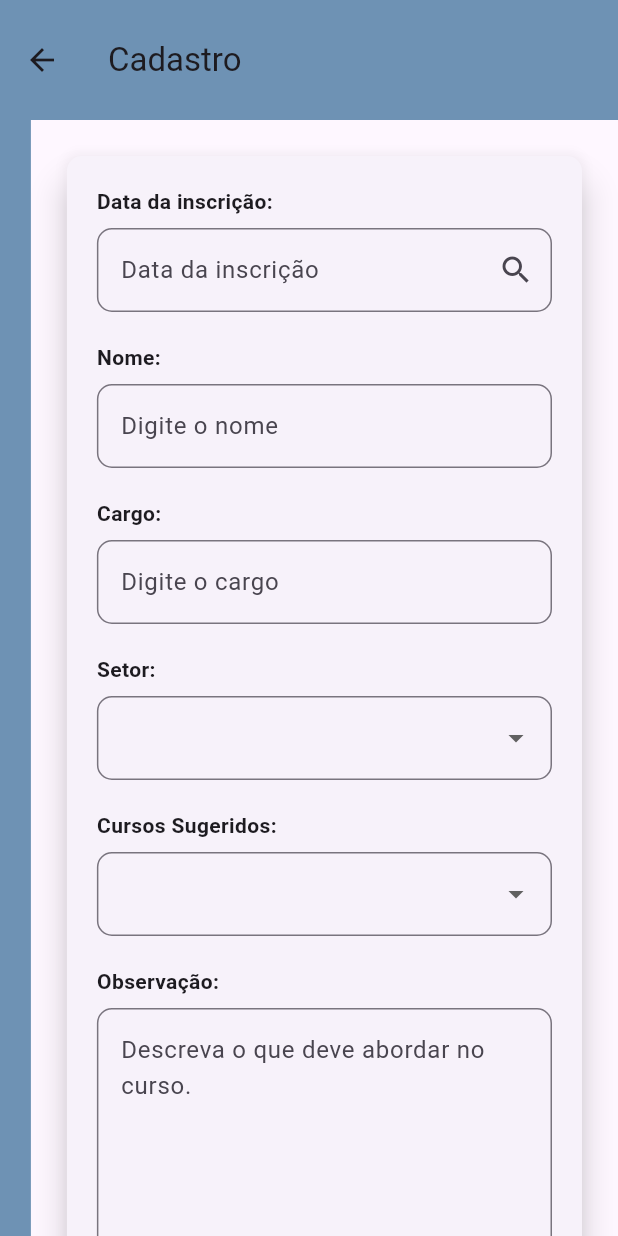
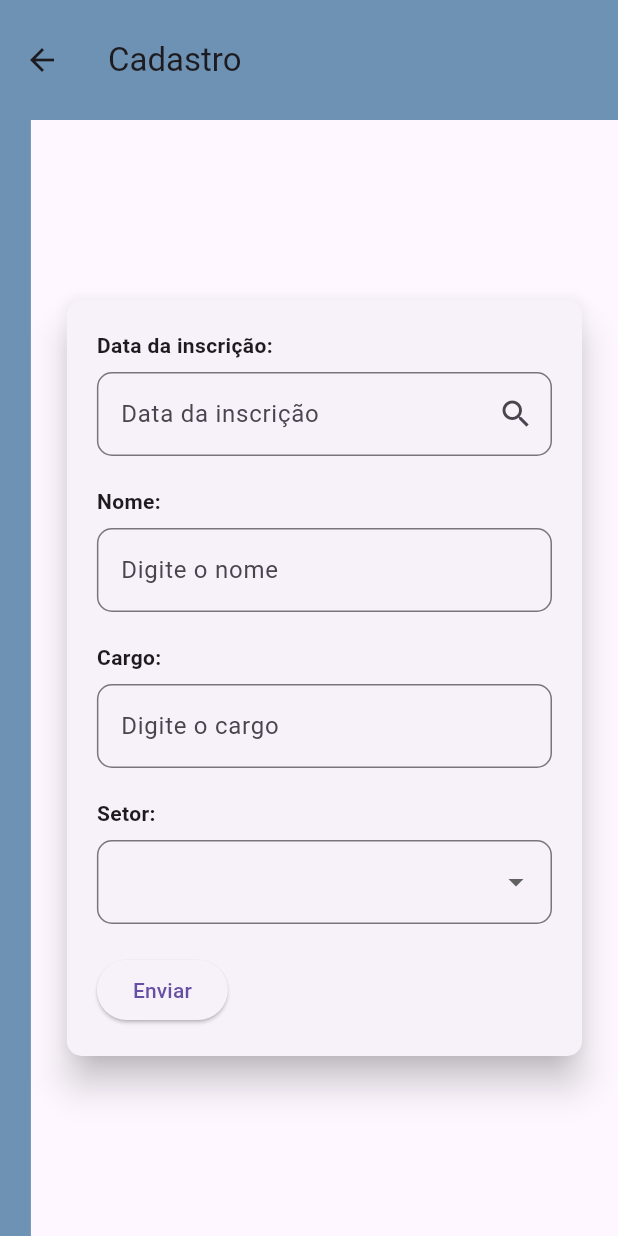
Before and after one commit to cleberfarias/ferconst2, a Flutter app: the CadastroPage screen opened directly, on a phone screen of 412 x 824 dp. Run offline on Flutter 3.47's test engine with Material 3 defaults, Android fonts, the phone set to English and light mode, and no system bars; our stand-ins replace dio, fl_chart, sqflite, sqflite_common_ffi; missing offline and left inert: cron, dart:ffi, fluent_ui; accounts and stored records are empty.

Commit message:
Retirada CursoSugerido e Observacoes

```diff
--- a/lib/src/cadastro/cadastro_page.dart
+++ b/lib/src/cadastro/cadastro_page.dart
@@ -336,69 +336,6 @@ class _CadastroPageState extends State<CadastroPage> {
                           ],
                         ),
                         SizedBox(height: 20.0),
-                        Text(
-                          'Cursos Sugeridos:',
-                          style: TextStyle(fontWeight: FontWeight.bold),
-                        ),
-                        SizedBox(height: 8.0),
-                        DropdownButtonFormField<String>(
-                          decoration: InputDecoration(
-                            border: OutlineInputBorder(
-                              borderRadius: BorderRadius.circular(10.0),
-                            ),
-                          ),
-                          items: [
-                            DropdownMenuItem<String>(
-                              value: 'Assédio',
-                              child: Text('Assédio'),
-                            ),
-                            DropdownMenuItem<String>(
-                              value: 'Fraude',
-                              child: Text('Fraude'),
-                            ),
-                            DropdownMenuItem<String>(
-                              value: 'Segurança no trabalho',
-                              child: Text('Segurança no trabalho'),
-                            ),
-                            DropdownMenuItem<String>(
-                              value: 'Conduta',
-                              child: Text('Conduta'),
-                            ),
-                            DropdownMenuItem<String>(
-                              value: 'Súde Mental',
-                              child: Text('Súde Mental'),
-                            ),
-                            DropdownMenuItem<String>(
-                              value: 'Gestão de Produtividade',
-                              child: Text('Gestão de Produtividade'),
-                            ),
-                          ],
-                          onChanged: (String? value) {
-                            setState(() {
-                              treinamentoController.text = value ?? '';
-                            });
-                          },
-                        ),
-                        SizedBox(height: 20.0),
-                        Text(
-                          'Observação:',
-                          style: TextStyle(fontWeight: FontWeight.bold),
-                        ),
-                        SizedBox(height: 8.0),
-                        Container(
-                          width: double.infinity,
-                          child: TextField(
-                            controller: observacaoController,
-                            maxLines: 10,
-                            decoration: InputDecoration(
-                              hintText: 'Descreva o que deve abordar no curso.',
-                              border: OutlineInputBorder(
-                                borderRadius: BorderRadius.circular(10.0),
-                              ),
-                            ),
-                          ),
-                        ),
-                        SizedBox(height: 20.0),
                         Row(
                           mainAxisAlignment: MainAxisAlignment.spaceBetween,
                           children: [
@@ -415,6 +352,7 @@ class _CadastroPageState extends State<CadastroPage> {
                                   nomeController.clear();
                                   setorController.clear();
                                   cargoController.clear();
+                                  inscricaoController.clear();
 
                                   ScaffoldMessenger.of(context).showSnackBar(
                                     SnackBar(
```
